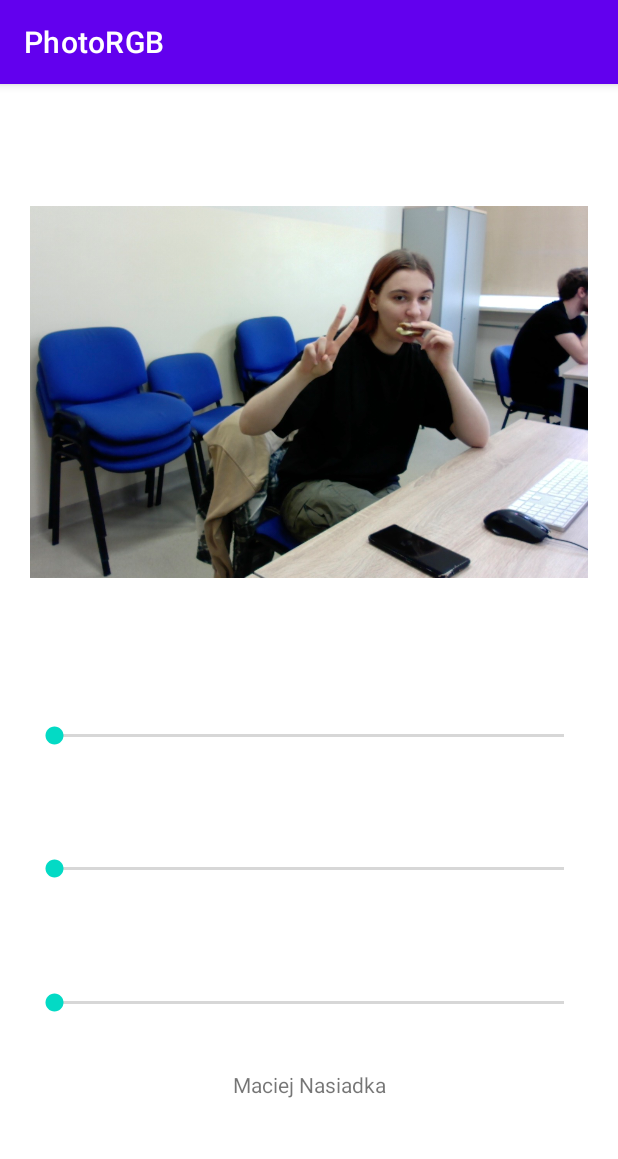
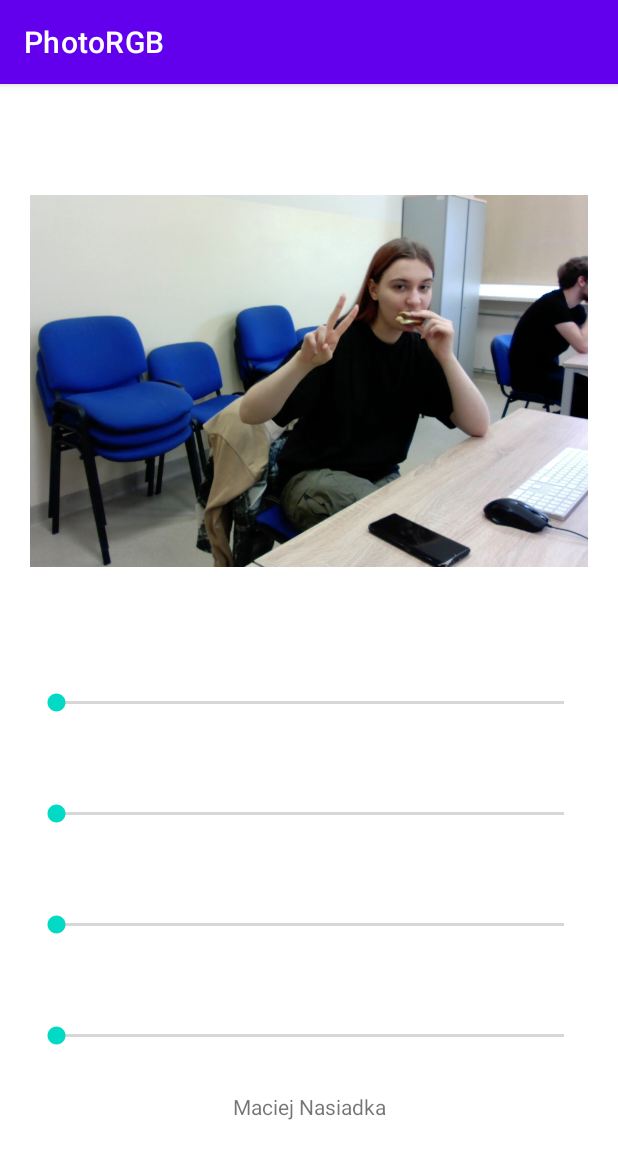
Before and after one commit to NasiadkaMaciej/PhotoRGB, an Android app: the screen it shows after launch (MainActivity), on a phone screen of 412 x 824 dp. Shown: the top 1159 px of the screen. Run offline under Robolectric (Android 15) with nearby library versions, the phone set to English and light mode, and no system bars.

Commit message:
Add opacity and RGB

```diff
--- a/app/src/main/java/com/example/photorgb/MainActivity.java
+++ b/app/src/main/java/com/example/photorgb/MainActivity.java
@@ -2,25 +2,73 @@ package com.example.photorgb;
 
 import androidx.appcompat.app.AppCompatActivity;
 
+import android.graphics.Color;
 import android.os.Bundle;
 import android.view.View;
+import android.widget.ImageView;
 import android.widget.SeekBar;
 
 public class MainActivity extends AppCompatActivity {
 
-
-    SeekBar RedSB, GreenSB, BlueSB;
+    ImageView image;
+    SeekBar WhiteSB, RedSB, GreenSB, BlueSB;
 
     @Override
     protected void onCreate(Bundle savedInstanceState) {
         super.onCreate(savedInstanceState);
         setContentView(R.layout.activity_main);
-        RedSB = findViewById(R.id.seekBar1);
-        GreenSB = findViewById(R.id.seekBar2);
-        BlueSB = findViewById(R.id.seekBar3);
-    }
-
-    public void RGBchange(View view) {
-
+        image = findViewById(R.id.imageView);
+        WhiteSB = findViewById(R.id.seekBar1);
+        RedSB = findViewById(R.id.seekBar2);
+        GreenSB = findViewById(R.id.seekBar3);
+        BlueSB = findViewById(R.id.seekBar4);
+        WhiteSB.setOnSeekBarChangeListener(new SeekBar.OnSeekBarChangeListener() {
+            @Override
+            public void onStopTrackingTouch(SeekBar seekBar) {
+            }
+            @Override
+            public void onStartTrackingTouch(SeekBar seekBar) {
+            }
+            @Override
+            public void onProgressChanged(SeekBar seekBar, int progress, boolean fromUser) {
+                image.setColorFilter((Color.argb(WhiteSB.getProgress(), RedSB.getProgress(), GreenSB.getProgress(), BlueSB.getProgress())));
+            }
+        });
+        RedSB.setOnSeekBarChangeListener(new SeekBar.OnSeekBarChangeListener() {
+            @Override
+            public void onStopTrackingTouch(SeekBar seekBar) {
+            }
+            @Override
+            public void onStartTrackingTouch(SeekBar seekBar) {
+            }
+            @Override
+            public void onProgressChanged(SeekBar seekBar, int progress, boolean fromUser) {
+                image.setColorFilter((Color.argb(WhiteSB.getProgress(), RedSB.getProgress(), GreenSB.getProgress(), BlueSB.getProgress())));
+            }
+        });
+        GreenSB.setOnSeekBarChangeListener(new SeekBar.OnSeekBarChangeListener() {
+            @Override
+            public void onStopTrackingTouch(SeekBar seekBar) {
+            }
+            @Override
+            public void onStartTrackingTouch(SeekBar seekBar) {
+            }
+            @Override
+            public void onProgressChanged(SeekBar seekBar, int progress, boolean fromUser) {
+                image.setColorFilter((Color.argb(WhiteSB.getProgress(), RedSB.getProgress(), GreenSB.getProgress(), BlueSB.getProgress())));
+            }
+        });
+        BlueSB.setOnSeekBarChangeListener(new SeekBar.OnSeekBarChangeListener() {
+            @Override
+            public void onStopTrackingTouch(SeekBar seekBar) {
+            }
+            @Override
+            public void onStartTrackingTouch(SeekBar seekBar) {
+            }
+            @Override
+            public void onProgressChanged(SeekBar seekBar, int progress, boolean fromUser) {
+                image.setColorFilter((Color.argb(WhiteSB.getProgress(), RedSB.getProgress(), GreenSB.getProgress(), BlueSB.getProgress())));
+            }
+        });
     }
 }
--- a/app/src/main/res/layout/activity_main.xml
+++ b/app/src/main/res/layout/activity_main.xml
@@ -14,25 +14,37 @@
         android:layout_height="300dp"
         android:layout_weight="1"
         app:srcCompat="@drawable/photo" />
+    <SeekBar
+        android:id="@+id/seekBar1"
+        android:layout_width="match_parent"
+        android:layout_height="wrap_content"
+        android:layout_weight="1"
+        android:max="255"
+        android:progress="1" />
 
     <SeekBar
-        android:id="@+id/seekBar1"
-        android:onClick="RGBchange"
+        android:id="@+id/seekBar2"
         android:layout_width="match_parent"
         android:layout_height="wrap_content"
-        android:layout_weight="1" />
+        android:layout_weight="1"
+        android:max="255"
+        android:progress="1"/>
+
     <SeekBar
-        android:id="@+id/seekBar2"
-        android:onClick="RGBchange"
+        android:id="@+id/seekBar3"
         android:layout_width="match_parent"
         android:layout_height="wrap_content"
-        android:layout_weight="1" />
+        android:layout_weight="1"
+        android:max="255"
+        android:progress="1" />
+
     <SeekBar
-        android:id="@+id/seekBar3"
-        android:onClick="RGBchange"
+        android:id="@+id/seekBar4"
         android:layout_width="match_parent"
         android:layout_height="wrap_content"
-        android:layout_weight="1" />
+        android:layout_weight="1"
+        android:max="255"
+        android:progress="1" />
 
     <TextView
         android:id="@+id/textView"
```
